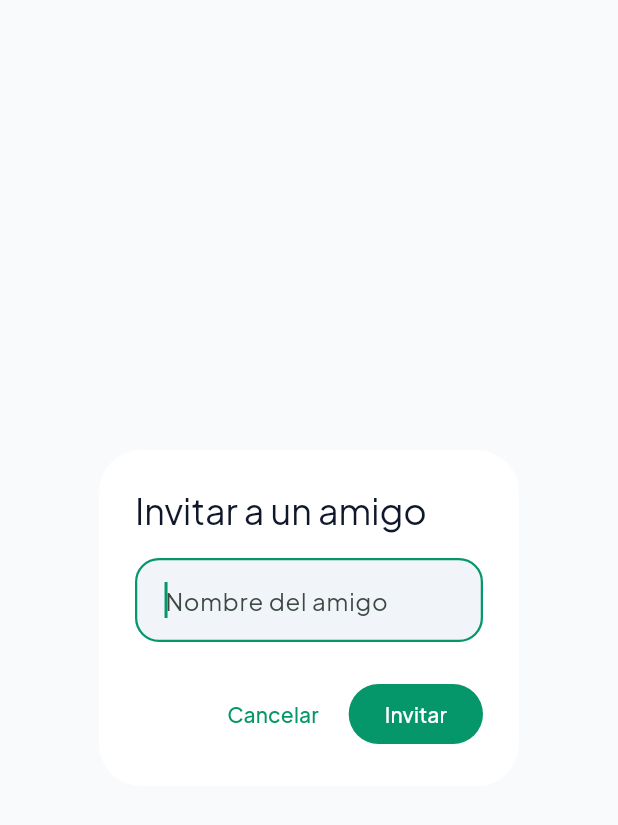
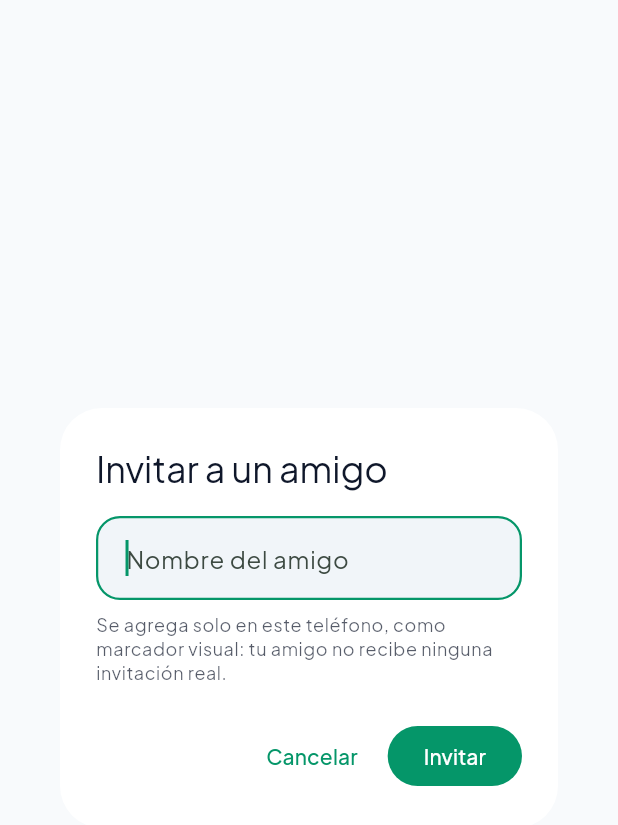
Before and after one commit to GrullonDev/ed_tech, a Flutter app: the _InviteMemberDialog widget shown alone on an empty page, opened directly, on a phone screen of 412 x 824 dp. Shown: the top 825 px of the screen. Run offline on Flutter 3.47's test engine with Material 3 defaults, Android fonts, the phone set to English and light mode, and no system bars; our stand-ins replace google_fonts, hive_flutter, qr_flutter; missing offline and left inert: mobile_scanner; accounts and stored records are empty.

Commit message:
feat: add invite disclaimer text in circle detail dialog

```diff
--- a/lib/features/page/circle_detail.dart
+++ b/lib/features/page/circle_detail.dart
@@ -188,12 +188,28 @@ class _InviteMemberDialogState extends State<_InviteMemberDialog> {
   Widget build(BuildContext context) {
     return AlertDialog(
       title: const Text('Invitar a un amigo'),
-      content: TextField(
-        controller: _controller,
-        autofocus: true,
-        textCapitalization: TextCapitalization.words,
-        decoration: const InputDecoration(hintText: 'Nombre del amigo'),
-        onSubmitted: (value) => Navigator.of(context).pop(value),
+      content: Column(
+        mainAxisSize: MainAxisSize.min,
+        crossAxisAlignment: CrossAxisAlignment.start,
+        children: [
+          TextField(
+            controller: _controller,
+            autofocus: true,
+            textCapitalization: TextCapitalization.words,
+            decoration: const InputDecoration(hintText: 'Nombre del amigo'),
+            onSubmitted: (value) => Navigator.of(context).pop(value),
+          ),
+          const SizedBox(height: 8),
+          Text(
+            'Se agrega solo en este teléfono, como marcador visual: tu '
+            'amigo no recibe ninguna invitación real.',
+            style: Theme.of(context).textTheme.bodySmall?.copyWith(
+              color: Theme.of(context).textTheme.bodySmall?.color?.withValues(
+                alpha: 0.7,
+              ),
+            ),
+          ),
+        ],
       ),
       actions: [
         TextButton(
```
